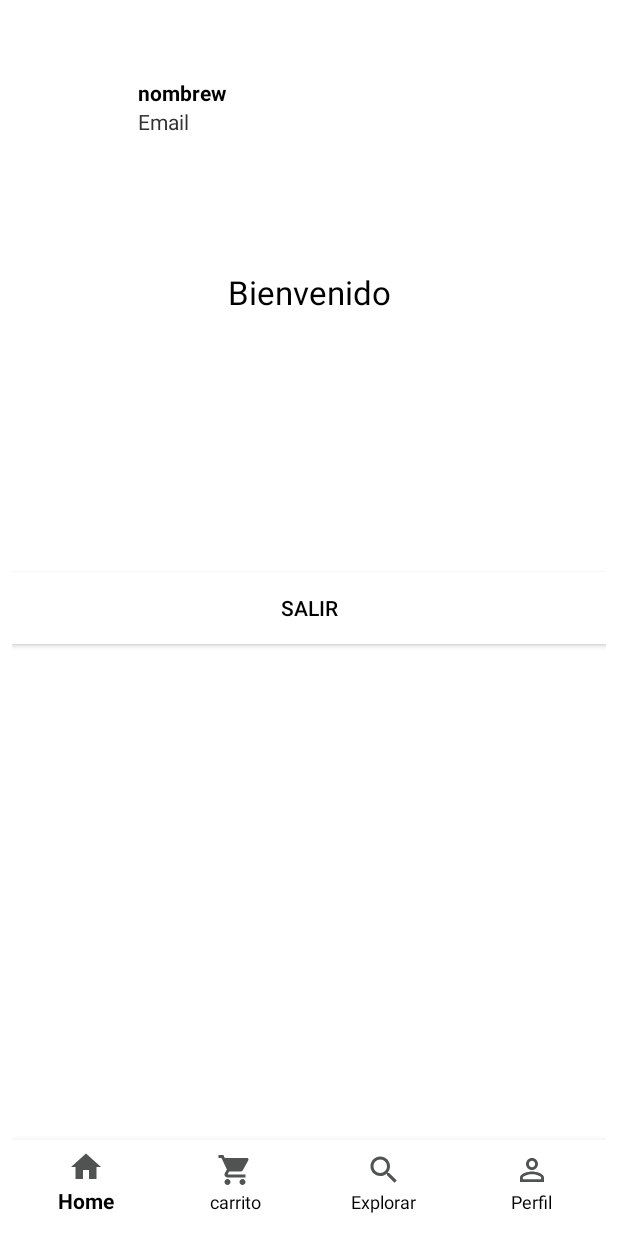
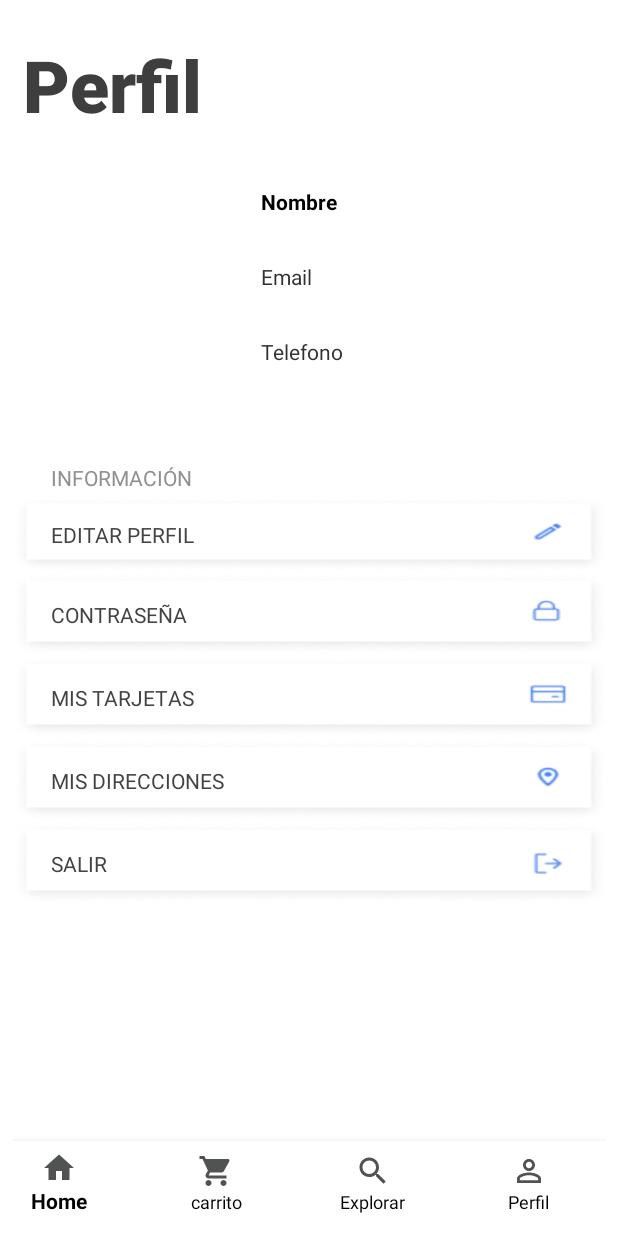
Before and after one commit to 2021-b-aplicaciones-moviles-computacion/movcom-pallo-amaguaya-kevin, an Android app: the ProfileActivity screen opened directly, with no data from a screen before it, on a phone screen of 412 x 824 dp. Run offline under Robolectric (Android 15) with nearby library versions, the phone set to English and light mode, and no system bars.

Commit message:
Activity perfil.xml lista

```diff
--- a/Proyecto/app/src/main/java/com/example/istock/HomeActivity.kt
+++ b/Proyecto/app/src/main/java/com/example/istock/HomeActivity.kt
@@ -12,7 +12,6 @@ import android.widget.Button
 import androidx.recyclerview.widget.RecyclerView
 import com.example.istock.extensions.Extensions.toast
 import com.example.istock.utils.FirebaseUtils.firebaseAuth
-import com.example.istock.views.CreateAccountActivityy
 import com.google.android.material.bottomnavigation.BottomNavigationView
 import com.google.firebase.firestore.ktx.firestore
 import com.google.firebase.ktx.Firebase
--- a/Proyecto/app/src/main/res/layout/activity_home.xml
+++ b/Proyecto/app/src/main/res/layout/activity_home.xml
@@ -9,8 +9,8 @@
 
     <com.google.android.material.bottomnavigation.BottomNavigationView
         android:id="@+id/bottom_navigation"
-        android:layout_width="match_parent"
-        android:layout_height="wrap_content"
+        android:layout_width="414dp"
+        android:layout_height="59dp"
         android:background="@color/white"
         app:itemIconTint="@color/black_500"
         app:itemTextColor="@color/black"
@@ -19,7 +19,11 @@
         app:layout_constraintEnd_toEndOf="parent"
         app:layout_constraintHorizontal_bias="0.0"
         app:layout_constraintStart_toStartOf="parent"
-        app:menu="@menu/bottom_navigation_menu" />
+        app:layout_constraintTop_toBottomOf="@+id/listView_Categorias"
+        app:layout_constraintVertical_bias="0.0"
+        app:menu="@menu/bottom_navigation_menu">
+
+    </com.google.android.material.bottomnavigation.BottomNavigationView>
 
     <ImageView
         android:id="@+id/imageView"
@@ -75,16 +79,6 @@
         app:layout_constraintStart_toStartOf="parent"
         app:layout_constraintTop_toBottomOf="@+id/textView9" />
 
-    <androidx.recyclerview.widget.RecyclerView
-        android:id="@+id/listView_Categorias"
-        android:layout_width="410dp"
-        android:layout_height="384dp"
-        app:layout_constraintBottom_toTopOf="@+id/bottom_navigation"
-        app:layout_constraintEnd_toEndOf="parent"
-        app:layout_constraintHorizontal_bias="0.6"
-        app:layout_constraintStart_toStartOf="parent"
-        app:layout_constraintTop_toBottomOf="@+id/textView11" />
-
     <TextView
         android:id="@+id/textView11"
         android:layout_width="wrap_content"
@@ -97,4 +91,13 @@
         app:layout_constraintHorizontal_bias="0.921"
         app:layout_constraintStart_toStartOf="parent"
         app:layout_constraintTop_toBottomOf="@+id/imageView" />
+
+    <androidx.recyclerview.widget.RecyclerView
+        android:id="@+id/listView_Categorias"
+        android:layout_width="403dp"
+        android:layout_height="278dp"
+        android:layout_marginTop="8dp"
+        app:layout_constraintEnd_toEndOf="parent"
+        app:layout_constraintStart_toStartOf="parent"
+        app:layout_constraintTop_toBottomOf="@+id/textView11" />
 </androidx.constraintlayout.widget.ConstraintLayout>
--- a/Proyecto/app/src/main/res/layout/activity_profile.xml
+++ b/Proyecto/app/src/main/res/layout/activity_profile.xml
@@ -4,87 +4,161 @@
     xmlns:tools="http://schemas.android.com/tools"
     android:layout_width="match_parent"
     android:layout_height="match_parent"
+    android:background="@color/white"
     android:orientation="vertical"
-    android:background="@color/white"
     android:padding="8dp"
     tools:context=".ProfileActivity">
 
     <TextView
-        android:id="@+id/textView9"
-        android:layout_width="match_parent"
+        android:id="@+id/textView30"
+        android:layout_width="wrap_content"
         android:layout_height="wrap_content"
-        android:layout_marginTop="72dp"
-        android:gravity="center_horizontal"
-        android:text="@string/welcome"
-        android:textAppearance="?android:attr/textAppearanceLarge"
-        android:textColor="@color/black"
+        android:layout_marginTop="16dp"
+        android:fontFamily="sans-serif-black"
+        android:text="Perfil"
+        android:textColor="#3E3E3E"
+        android:textSize="48sp"
+        app:layout_constraintEnd_toEndOf="parent"
+        app:layout_constraintHorizontal_bias="0.027"
         app:layout_constraintStart_toStartOf="parent"
-        app:layout_constraintTop_toBottomOf="@+id/linearLayout" />
+        app:layout_constraintTop_toTopOf="parent" />
 
     <LinearLayout
         android:id="@+id/linearLayout"
-        android:layout_width="match_parent"
-        android:layout_height="64dp"
+        android:layout_width="393dp"
+        android:layout_height="162dp"
         android:layout_gravity="center"
-        android:layout_marginStart="8dp"
-        android:layout_marginTop="36dp"
+        android:layout_marginTop="28dp"
         android:orientation="horizontal"
         android:padding="8dp"
         app:layout_constraintStart_toStartOf="parent"
-        app:layout_constraintTop_toTopOf="parent">
+        app:layout_constraintTop_toBottomOf="@+id/textView30">
 
         <ImageView
             android:id="@+id/account_picture"
-            android:layout_width="48dp"
-            android:layout_height="48dp"
+            android:layout_width="148dp"
+            android:layout_height="149dp"
             android:adjustViewBounds="false"
             android:scaleType="fitCenter" />
 
         <LinearLayout
-            android:layout_width="match_parent"
-            android:layout_height="match_parent"
-            android:layout_marginLeft="20dp"
+            android:layout_width="214dp"
+            android:layout_height="154dp"
+            android:layout_marginLeft="10dp"
             android:orientation="vertical">
 
             <TextView
                 android:id="@+id/account_name"
-                android:layout_width="wrap_content"
-                android:layout_height="wrap_content"
-                android:text="nombrew"
+                android:layout_width="match_parent"
+                android:layout_height="50dp"
+                android:text="Nombre"
                 android:textColor="@android:color/primary_text_light"
                 android:textStyle="bold" />
 
             <TextView
                 android:id="@+id/account_email"
-                android:layout_width="wrap_content"
-                android:layout_height="wrap_content"
+                android:layout_width="match_parent"
+                android:layout_height="50dp"
                 android:text="@string/email"
+                android:textColor="@android:color/secondary_text_light" />
+
+            <TextView
+                android:id="@+id/textView18"
+                android:layout_width="match_parent"
+                android:layout_height="50dp"
+                android:text="Telefono"
                 android:textColor="@android:color/secondary_text_light" />
         </LinearLayout>
     </LinearLayout>
 
-    <Button
-        android:id="@+id/btnSignOut"
-        android:layout_width="match_parent"
-        android:layout_height="wrap_content"
-        android:layout_marginTop="172dp"
-        android:background="@color/white"
-        android:text="@string/sign_out_label"
-        android:textColor="@android:color/black"
-        app:layout_constraintStart_toStartOf="parent"
-        app:layout_constraintTop_toBottomOf="@+id/textView9" />
-
     <com.google.android.material.bottomnavigation.BottomNavigationView
         android:id="@+id/bottom_navigation"
-        android:layout_width="match_parent"
-        android:layout_height="wrap_content"
+        android:layout_width="417dp"
+        android:layout_height="55dp"
         android:background="@color/white"
         app:itemIconTint="@color/black_500"
         app:itemTextColor="@color/black"
         app:labelVisibilityMode="labeled"
         app:layout_constraintBottom_toBottomOf="parent"
         app:layout_constraintEnd_toEndOf="parent"
+        app:layout_constraintHorizontal_bias="1.0"
         app:layout_constraintStart_toStartOf="parent"
         app:menu="@menu/bottom_navigation_menu" />
 
+    <LinearLayout
+        android:layout_width="399dp"
+        android:layout_height="370dp"
+        android:orientation="vertical"
+        app:layout_constraintEnd_toEndOf="parent"
+        app:layout_constraintStart_toStartOf="parent"
+        app:layout_constraintTop_toBottomOf="@+id/linearLayout">
+
+        <TextView
+            android:id="@+id/textView31"
+            android:layout_width="match_parent"
+            android:layout_height="52dp"
+            android:paddingLeft="40px"
+            android:paddingTop="45px"
+            android:text="INFORMACIÓN"
+            android:textColor="@color/grey_300" />
+
+        <Button
+            android:id="@+id/button"
+            android:layout_width="match_parent"
+            android:layout_height="51dp"
+            android:background="@drawable/perfil_btneditar"
+            android:fontFamily="sans-serif"
+            android:paddingStart="40px"
+            android:text="Editar Perfil"
+            android:textAlignment="textStart"
+            android:textColor="#434343" />
+
+        <Button
+            android:id="@+id/button5"
+            android:layout_width="match_parent"
+            android:layout_height="55dp"
+            android:background="@drawable/perfil_btnpass"
+            android:fontFamily="sans-serif"
+            android:paddingStart="40px"
+            android:text="contraseña"
+            android:textAlignment="textStart"
+            android:textColor="#FF434343" />
+
+        <Button
+            android:id="@+id/button6"
+            android:layout_width="match_parent"
+            android:layout_height="55dp"
+            android:background="@drawable/perfil_btntarjetas"
+            android:fontFamily="sans-serif"
+            android:paddingStart="40px"
+            android:text="MIS TARJETAS"
+            android:textAlignment="textStart"
+            android:textColor="#FF434343" />
+
+        <Button
+            android:id="@+id/button7"
+            android:layout_width="match_parent"
+            android:layout_height="55dp"
+            android:background="@drawable/perfil_btnadress"
+            android:fontFamily="sans-serif"
+            android:paddingStart="40px"
+            android:text="MIS DIRECCIONES"
+            android:textAlignment="textStart"
+            android:textColor="#FF434343" />
+
+        <Button
+            android:id="@+id/btnSignOut"
+            android:layout_width="match_parent"
+            android:layout_height="55dp"
+            android:background="@drawable/perfil_btnlogout"
+            android:fontFamily="sans-serif"
+            android:paddingStart="40px"
+            android:text="@string/sign_out_label"
+            android:textAlignment="textStart"
+            android:textColor="#FF434343"
+            app:layout_constraintStart_toStartOf="parent"
+            tools:layout_editor_absoluteY="382dp" />
+
+    </LinearLayout>
+
 </androidx.constraintlayout.widget.ConstraintLayout>
```
Also changed, not shown: Proyecto/app/src/main/res/drawable/perfil_btnadress.png (added), Proyecto/app/src/main/res/drawable/perfil_btneditar.png (added), Proyecto/app/src/main/res/drawable/perfil_btnlogout.png (added), Proyecto/app/src/main/res/drawable/perfil_btnpass.png (added), Proyecto/app/src/main/res/drawable/perfil_btntarjetas.png (added).
